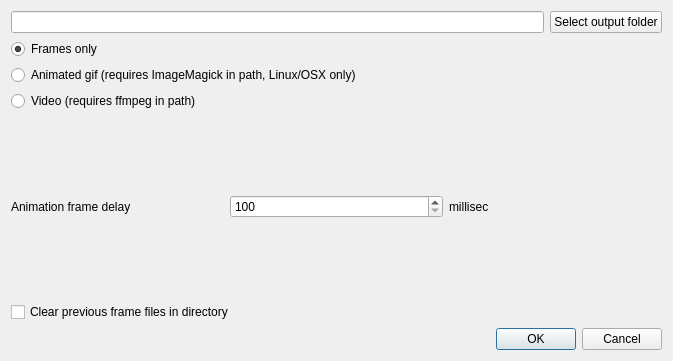
Qt form ui/animate.ui (anitagraser/TimeManager) before a commit.
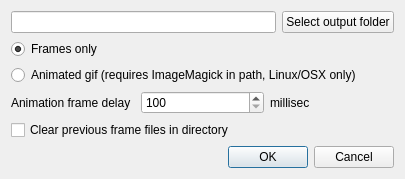
The same form after that commit.

Commit message:
Version 3.3 removes video export
Due to lots of error reports and lack of resources to fix this non-essential issue

Diff of the .ui file:
```diff
--- a/ui/animate.ui
+++ b/ui/animate.ui
@@ -6,15 +6,15 @@
    <rect>
     <x>0</x>
     <y>0</y>
-    <width>673</width>
-    <height>361</height>
+    <width>405</width>
+    <height>169</height>
    </rect>
   </property>
   <property name="windowTitle">
    <string>Dialog</string>
   </property>
-  <layout class="QVBoxLayout" name="verticalLayout">
-   <item>
+  <layout class="QGridLayout" name="gridLayout">
+   <item row="0" column="0">
     <layout class="QHBoxLayout" name="horizontalLayout_2">
      <item>
       <widget class="QLineEdit" name="lineEdit"/>
@@ -28,7 +28,7 @@
      </item>
     </layout>
    </item>
-   <item>
+   <item row="1" column="0">
     <widget class="QRadioButton" name="radioFramesOnly">
      <property name="text">
       <string>Frames only</string>
@@ -38,21 +38,14 @@
      </property>
     </widget>
    </item>
-   <item>
+   <item row="2" column="0">
     <widget class="QRadioButton" name="radioAnimatedGif">
      <property name="text">
       <string>Animated gif (requires ImageMagick in path, Linux/OSX only)</string>
      </property>
     </widget>
    </item>
-   <item>
-    <widget class="QRadioButton" name="radioVideo">
-     <property name="text">
-      <string>Video (requires ffmpeg in path)</string>
-     </property>
-    </widget>
-   </item>
-   <item>
+   <item row="3" column="0">
     <layout class="QHBoxLayout" name="horizontalLayout">
      <item>
       <widget class="QLabel" name="label_2">
@@ -83,7 +76,7 @@
      </item>
     </layout>
    </item>
-   <item>
+   <item row="4" column="0">
     <widget class="QCheckBox" name="clearCheckBox">
      <property name="enabled">
       <bool>true</bool>
@@ -96,7 +89,7 @@
      </property>
     </widget>
    </item>
-   <item>
+   <item row="5" column="0">
     <widget class="QDialogButtonBox" name="buttonBox">
      <property name="orientation">
       <enum>Qt::Horizontal</enum>
```
The commit also changes 2 other files.
